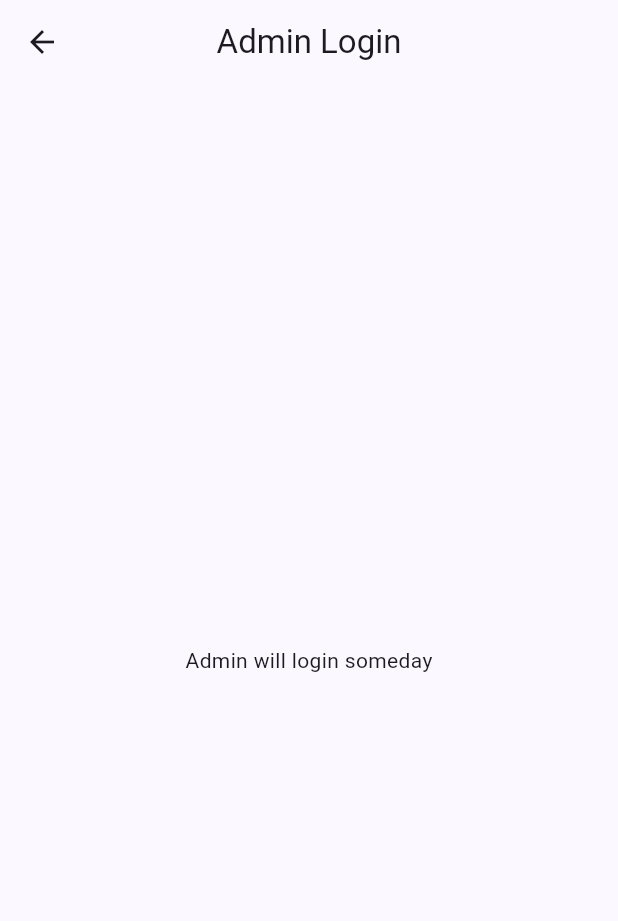
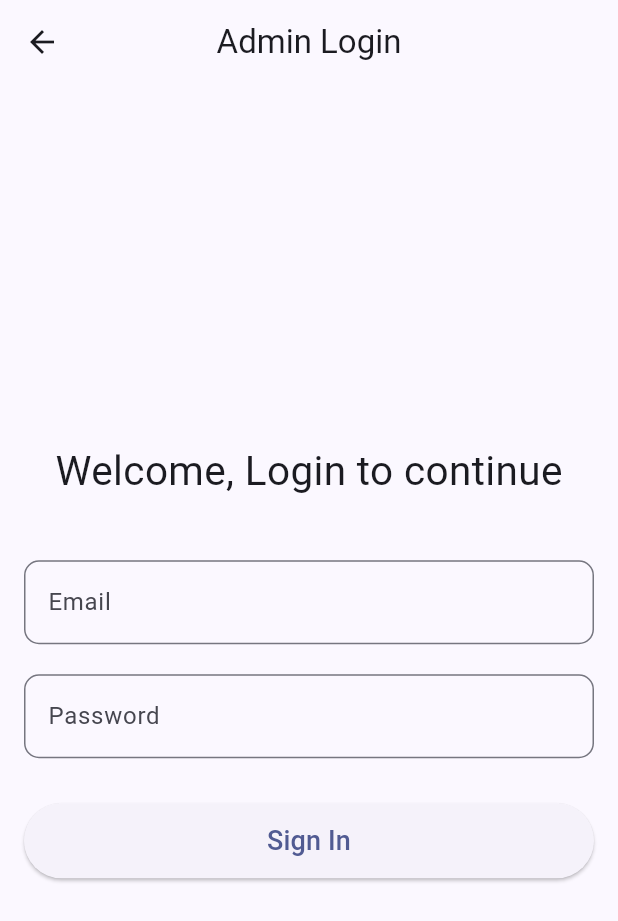
Before and after one commit to Rahullkumr/Fixitwala, a Flutter app: the screen it shows after launch, in the side drawer, after a tap on "Admin", on a phone screen of 412 x 824 dp. Shown: the top 921 px of the screen. Run offline on Flutter 3.47's test engine with Material 3 defaults, Android fonts, the phone set to English and light mode, and no system bars.

Commit message:
add:banner; add:admin login;

```diff
--- a/lib/admin/admin_login.dart
+++ b/lib/admin/admin_login.dart
@@ -1,16 +1,126 @@
+import 'package:fixitwala/admin/admin_dashboard.dart';
 import 'package:flutter/material.dart';
 
-class AdminLogin extends StatelessWidget {
+class AdminLogin extends StatefulWidget {
   const AdminLogin({super.key});
 
   @override
+  State<AdminLogin> createState() => _AdminLoginState();
+}
+
+class _AdminLoginState extends State<AdminLogin> {
+  final GlobalKey<FormState> _formKey = GlobalKey<FormState>();
+  final _emailController = TextEditingController();
+  final _pwdController = TextEditingController();
+  String email = '';
+  String pwd = '';
+
+  String? _validateEmail(value) {
+    if (value!.isEmpty) {
+      return 'Please enter email';
+    }
+    RegExp emailRegExp = RegExp(r'^[\w-\.]+@([\w-]+\.)+[\w-]{2,4}$');
+    if (!emailRegExp.hasMatch(value)) {
+      return 'Please enter a valid email';
+    }
+    return null;
+  }
+
+  String? _validatePassword(value) {
+    if (value!.isEmpty) {
+      return 'Please enter password';
+    }
+    if (value.length < 8) {
+      return 'Please enter password with minimum 8 characters';
+    }
+    return null;
+  }
+
+  void _submitform() {
+    email = _emailController.text;
+    pwd = _pwdController.text;
+    if (_formKey.currentState!.validate()) {
+      if (email == "admin-rahul@gmail.com" && pwd == "12345678") {
+        ScaffoldMessenger.of(_formKey.currentContext!)
+            .showSnackBar(const SnackBar(content: Text("Login successful")));
+        Navigator.pushReplacement(
+          context,
+          MaterialPageRoute(builder: (context) => const AdminDashboard()),
+        );
+      } else {
+        ScaffoldMessenger.of(_formKey.currentContext!)
+            .showSnackBar(const SnackBar(content: Text("Invalid credentials")));
+      }
+    }
+  }
+
+  @override
   Widget build(BuildContext context) {
-    return Scaffold(
-      appBar: AppBar(
-        title: const Text('Admin Login'),
-        centerTitle: true,
+    return SafeArea(
+      child: Scaffold(
+        appBar: AppBar(
+          title: const Text('Admin Login'),
+          centerTitle: true,
+        ),
+        body: Center(
+          child: Padding(
+            padding: const EdgeInsets.all(16.0),
+            child: SingleChildScrollView(
+              child: Form(
+                key: _formKey,
+                child: Column(
+                  children: [
+                    const Text(
+                      "Welcome, Login to continue",
+                      style: TextStyle(
+                        fontSize: 27,
+                      ),
+                    ),
+                    const SizedBox(height: 40),
+                    TextFormField(
+                      controller: _emailController,
+                      decoration: InputDecoration(
+                        labelText: 'Email',
+                        border: OutlineInputBorder(
+                          borderRadius: BorderRadius.circular(10),
+                        ),
+                      ),
+                      keyboardType: TextInputType.emailAddress,
+                      validator: _validateEmail,
+                      autovalidateMode: AutovalidateMode.onUserInteraction,
+                    ),
+                    const SizedBox(height: 20),
+                    TextFormField(
+                      controller: _pwdController,
+                      obscureText: true,
+                      decoration: InputDecoration(
+                        labelText: 'Password',
+                        border: OutlineInputBorder(
+                          borderRadius: BorderRadius.circular(10),
+                        ),
+                      ),
+                      validator: _validatePassword,
+                      autovalidateMode: AutovalidateMode.onUserInteraction,
+                    ),
+                    const SizedBox(height: 30),
+                    SizedBox(
+                      height: 50,
+                      width: double.infinity,
+                      child: ElevatedButton(
+                        onPressed: _submitform,
+                        child: const Text(
+                          "Sign In",
+                          style: TextStyle(fontSize: 18),
+                        ),
+                      ),
+                    ),
+                  ],
+                ),
+              ),
+            ),
+          ),
+        ),
       ),
-      body: const Center(child: Text("Admin will login someday"),),
     );
   }
 }
--- a/lib/customer/customer_login.dart
+++ b/lib/customer/customer_login.dart
@@ -1,6 +1,6 @@
 import 'package:fixitwala/customer/profile.dart';
 import 'package:flutter/material.dart';
-import 'package:fixitwala/customer/customer_dashboard.dart';
+// import 'package:fixitwala/customer/customer_dashboard.dart';
 import 'package:fixitwala/customer/customer_register.dart';
 
 class CustomerLogin extends StatefulWidget {
--- a/lib/my_drawer.dart
+++ b/lib/my_drawer.dart
@@ -10,7 +10,10 @@ class MyDrawer extends StatelessWidget {
   Widget build(BuildContext context) => Drawer(
         child: Column(
           children: [
-            const SizedBox(height: 100),
+            Image.asset(
+              'images/banner.jpg',
+              fit: BoxFit.contain,
+            ),
             Container(
               padding: const EdgeInsets.all(24),
               child: Wrap(
--- a/pubspec.yaml
+++ b/pubspec.yaml
@@ -28,9 +28,8 @@ flutter:
   uses-material-design: true
 
   # To add assets to your application, add an assets section, like this:
-  # assets:
-  #   - images/a_dot_burr.jpeg
-  #   - images/a_dot_ham.jpeg
+  assets:
+    - images/
 
   # An image asset can refer to one or more resolution-specific "variants", see
   # https://flutter.dev/assets-and-images/#resolution-aware
```
Also changed, not shown: lib/admin/admin_dashboard.dart (+8 -6 lines), images/ava.png (renamed from lib/images/ava.png), images/banner.jpg (added).
